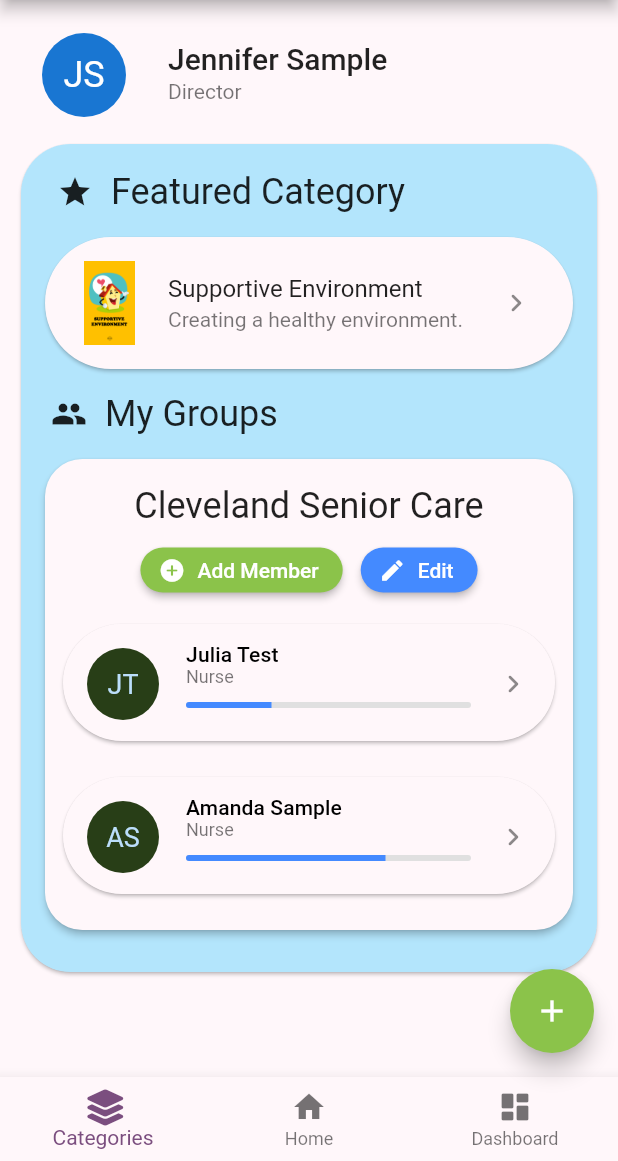
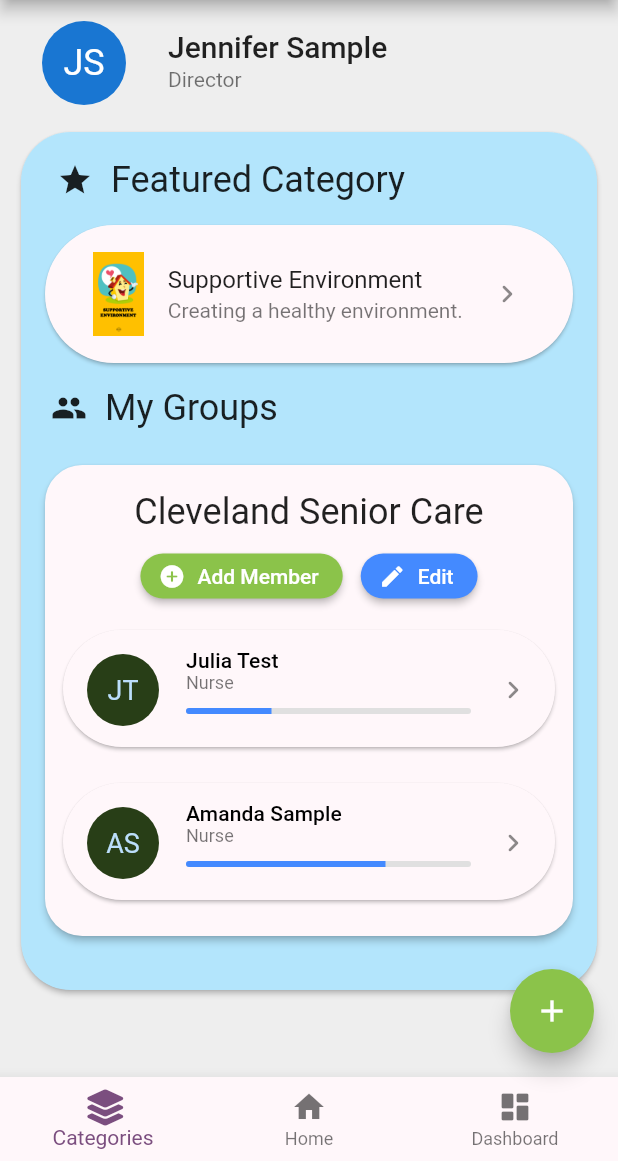
Before and after one commit to ye231101/inspired-senior-care-app, a Flutter app: the Dashboard screen opened by its route, on a phone screen of 412 x 824 dp, the part 75-1236 px from its top. Run offline on Flutter 3.47's test engine with Material 2 defaults, Android fonts, the phone set to English and light mode, and no system bars; drawn by our look-alikes of flutter_speed_dial; our stand-ins replace bloc, equatable, flutter_bloc, font_awesome_flutter, go_router, google_fonts and 2 more; missing offline and left inert: flex_color_picker.

Commit message:
Style Adjustments

```diff
--- a/lib/main.dart
+++ b/lib/main.dart
@@ -36,6 +36,7 @@ class MyApp extends StatelessWidget {
         routeInformationProvider: myRouter.router.routeInformationProvider,
         title: 'Inspired Senior Care App',
         theme: ThemeData(
+          scaffoldBackgroundColor: Colors.grey.shade200,
           inputDecorationTheme: InputDecorationTheme(
             filled: true,
             fillColor: Colors.white,
--- a/lib/view/pages/dashboard/add_member.dart
+++ b/lib/view/pages/dashboard/add_member.dart
@@ -19,7 +19,7 @@ class AddMemberDialog extends StatelessWidget {
 
       // * Main Content
       title: const Text(
-        'Add a Member',
+        'Add Member',
         textAlign: TextAlign.center,
       ),
       content: const Text(
--- a/lib/view/pages/dashboard/dashboard.dart
+++ b/lib/view/pages/dashboard/dashboard.dart
@@ -61,7 +61,7 @@ class _DashboardState extends State<Dashboard> {
         ),
         // * Main Content
         body: Padding(
-          padding: const EdgeInsets.symmetric(vertical: 8.0, horizontal: 10.0),
+          padding: const EdgeInsets.symmetric(horizontal: 10.0),
           child: ListView(
             shrinkWrap: true,
             children: [
@@ -73,12 +73,14 @@ class _DashboardState extends State<Dashboard> {
                   memberTitle: 'Director',
                 ),
               ),
-              // * Current Category
-              Card(
+              Padding(
+                padding: const EdgeInsets.only(bottom: 10),
+                child: Card(
                   shape: RoundedRectangleBorder(
                       borderRadius: BorderRadius.circular(33)),
                   color: Colors.lightBlue.shade100,
-                elevation: 1.0,
+                  elevation: 1.5,
+                  // * Featured Category
                   child: Padding(
                     padding: const EdgeInsets.only(
                         top: 6.0, bottom: 24.0, left: 12.0, right: 12.0),
@@ -150,17 +152,22 @@ class _DashboardState extends State<Dashboard> {
                             children: [
                               // * Build groups
                               for (Group group in sampleGroupList)
-                              GroupSection(
+                                Padding(
+                                  padding:
+                                      const EdgeInsets.symmetric(vertical: 8.0),
+                                  child: GroupSection(
                                       groupName: group.groupName,
                                       sampleGroupList: sampleGroupList,
                                       inviteTextFieldController:
                                           inviteTextFieldController),
+                                ),
                               // TODO: Handle No Groups Created State
                             ],
                           );
                         },
                       ),
                     ]),
+                  ),
                 ),
               ),
             ],
@@ -290,8 +297,9 @@ class CurrentCategoryCard extends StatelessWidget {
       shape: const StadiumBorder(),
       elevation: 1,
       child: Padding(
-        padding: const EdgeInsets.symmetric(horizontal: 10.0, vertical: 8.0),
+        padding: const EdgeInsets.symmetric(horizontal: 16.0, vertical: 10.0),
         child: ListTile(
+          minLeadingWidth: 10,
           // dense: true,
           onTap: () => context.goNamed('choose-category'),
           title: const Text(
@@ -300,8 +308,11 @@ class CurrentCategoryCard extends StatelessWidget {
           subtitle: const Text('Creating a healthy environment.'),
           trailing: const Icon(Icons.chevron_right_rounded),
           leading: SizedBox(
-            height: 100,
-            child: Image.asset('lib/assets/Supportive_Environment.png'),
+            height: 60,
+            child: Image.asset(
+              'lib/assets/Supportive_Environment.png',
+              fit: BoxFit.fitHeight,
+            ),
           ),
         ),
       ),
```
Also changed, not shown: lib/view/pages/categories.dart (+8 -8 lines), lib/view/pages/deck_page.dart (+10 -5 lines), lib/view/pages/view_member.dart (+29 -4 lines), lib/view/widget/progress_widgets.dart (+9 -9 lines). Lines whose indentation alone changed are shown as unchanged.
